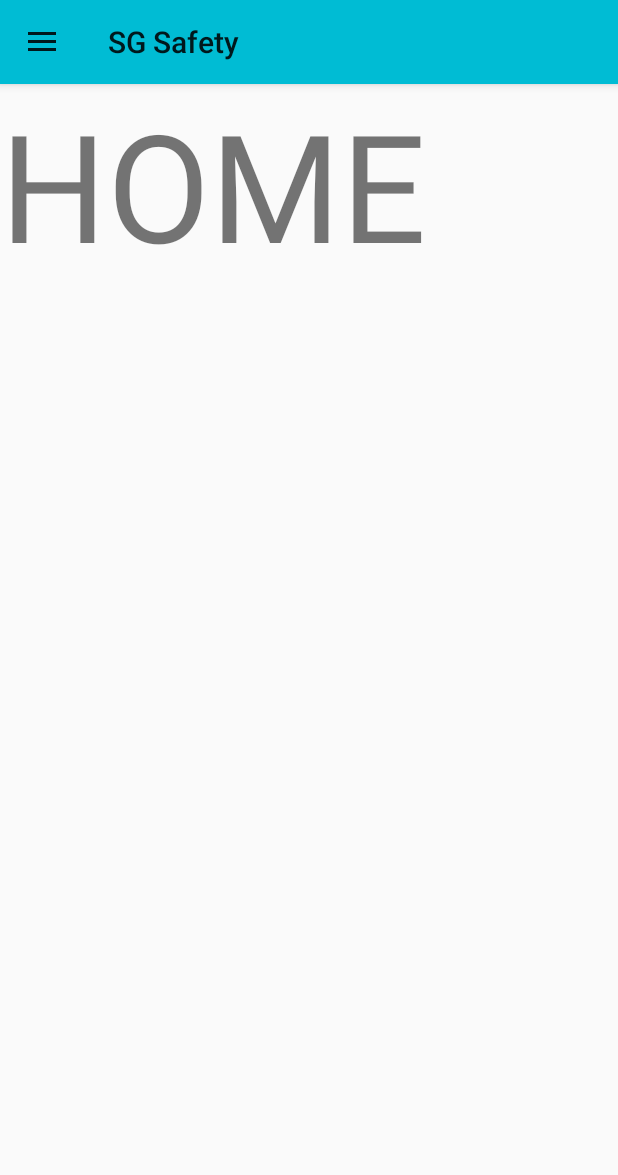
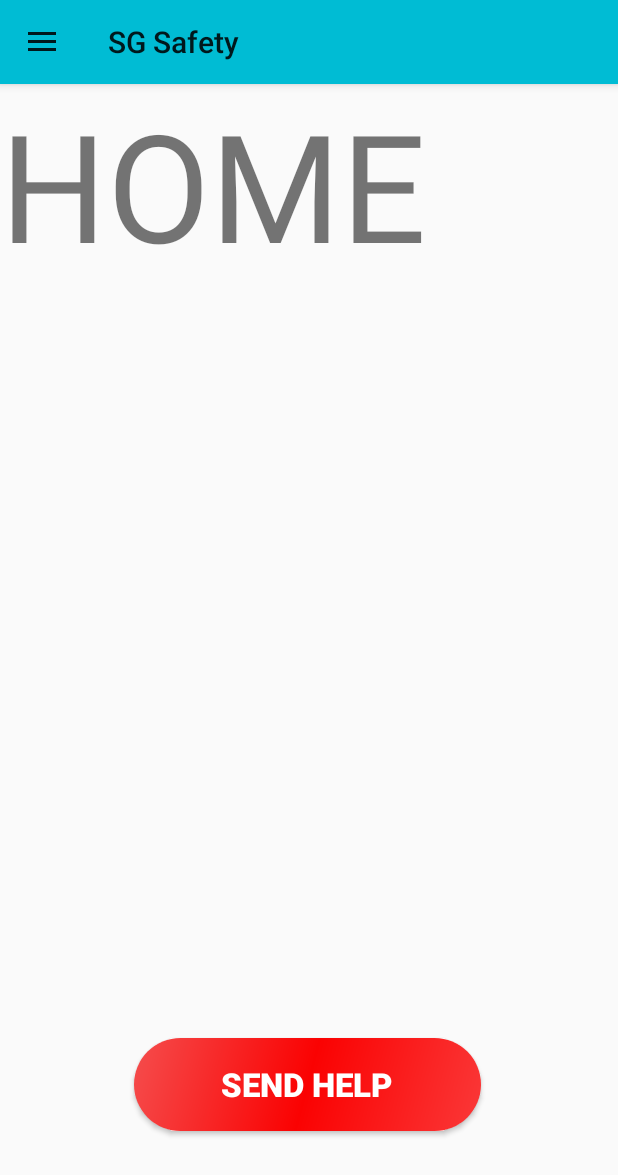
Before and after one commit to kk-min/sgsafety-mobile, an Android app: the screen it shows after launch (MainActivity), on a phone screen of 412 x 824 dp. Shown: the top 1175 px of the screen. Run offline under Robolectric (Android 15) with nearby library versions, the phone set to English and light mode, and no system bars.

Commit message:
Add files via upload

```diff
--- a/app/src/main/res/layout/fragment_home.xml
+++ b/app/src/main/res/layout/fragment_home.xml
@@ -1,15 +1,38 @@
 <?xml version="1.0" encoding="utf-8"?>
 <FrameLayout xmlns:android="http://schemas.android.com/apk/res/android"
+    xmlns:app="http://schemas.android.com/apk/res-auto"
     xmlns:tools="http://schemas.android.com/tools"
     android:layout_width="match_parent"
     android:layout_height="match_parent"
     tools:context=".HomeFragment">
+<androidx.constraintlayout.widget.ConstraintLayout
+    android:layout_width="match_parent"
+    android:layout_height="match_parent">
+    <!-- TODO: Update blank fragment layout -->
 
-    <!-- TODO: Update blank fragment layout -->
     <TextView
+        android:id="@+id/textView2"
         android:layout_width="match_parent"
         android:layout_height="match_parent"
         android:text="HOME"
-        android:textSize="100dp"/>
+        android:textSize="100dp"
+        tools:layout_editor_absoluteX="0dp"
+        tools:layout_editor_absoluteY="-16dp" />
 
+    <Button
+        android:id="@+id/alert_button"
+        android:layout_width="231dp"
+        android:layout_height="62dp"
+        android:background="@drawable/rounded_alert"
+        android:text="Send Help"
+        android:textColor="@color/white"
+        android:textSize="22dp"
+        android:textStyle="bold"
+        app:layout_constraintBottom_toBottomOf="parent"
+        app:layout_constraintEnd_toEndOf="parent"
+        app:layout_constraintHorizontal_bias="0.496"
+        app:layout_constraintStart_toStartOf="parent"
+        app:layout_constraintTop_toTopOf="parent"
+        app:layout_constraintVertical_bias="0.901" />
+</androidx.constraintlayout.widget.ConstraintLayout>
 </FrameLayout>
```
